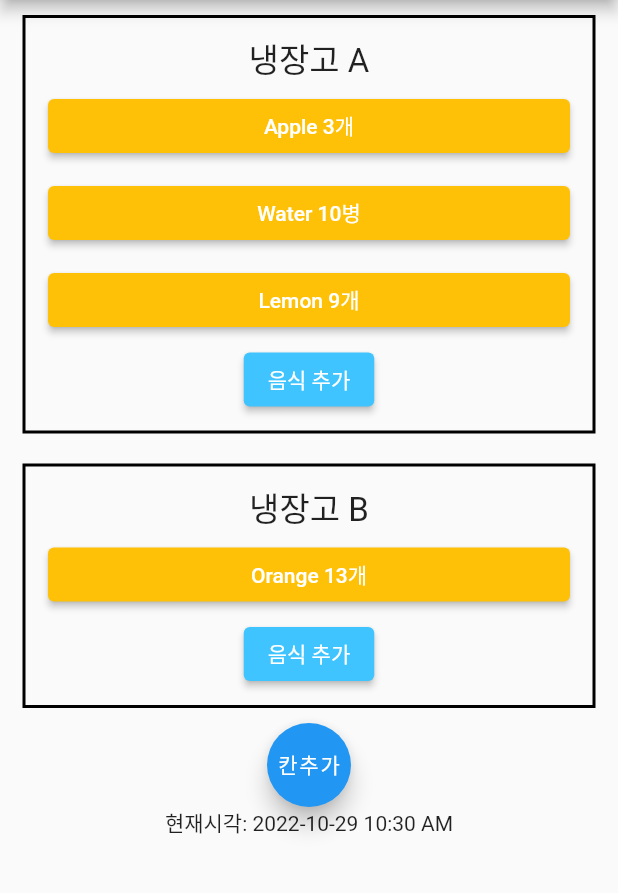
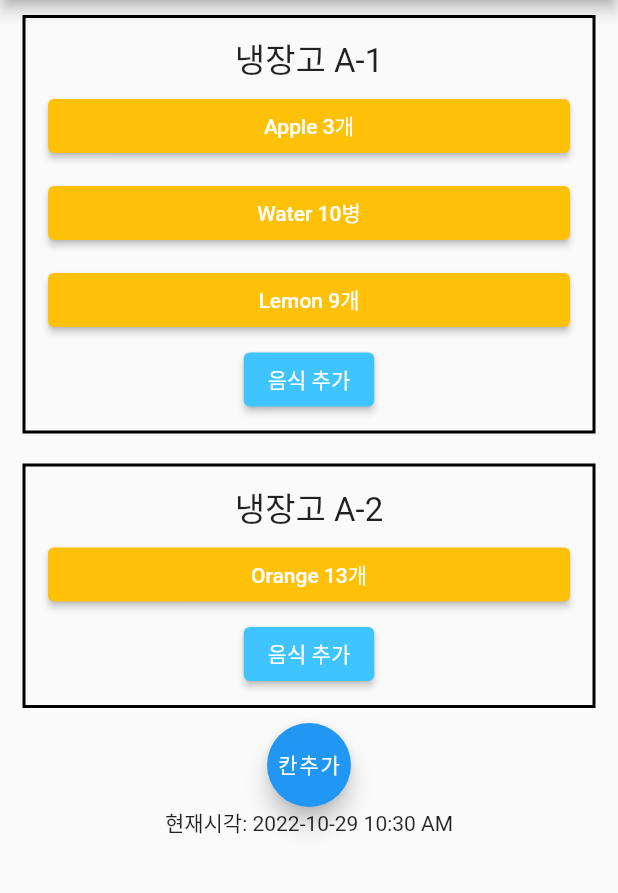
Before and after one commit to simuing/my_fridge, a Flutter app: the screen it shows after launch, on a phone screen of 412 x 824 dp, the part 84-977 px from its top. Run offline on Flutter 3.47's test engine with Material 2 defaults, Android fonts, the light colour scheme and no system bars.

Commit message:
Typo: update fridge name

```diff
--- a/lib/main.dart
+++ b/lib/main.dart
@@ -22,7 +22,7 @@ class _MyAppState extends State<MyApp> {
 
     var data = [
       {
-        'name': '냉장고 A',
+        'name': '냉장고 A-1',
         'items': [
           {'name': 'Apple', 'quantity': 3, 'quantities': '개'},
           {'name': 'Water', 'quantity': 10, 'quantities': '병'},
@@ -30,7 +30,7 @@ class _MyAppState extends State<MyApp> {
         ]
       },
       {
-        'name': '냉장고 B',
+        'name': '냉장고 A-2',
         'items': [
           {'name': 'Orange', 'quantity': 13, 'quantities': '개'},
         ]
```
